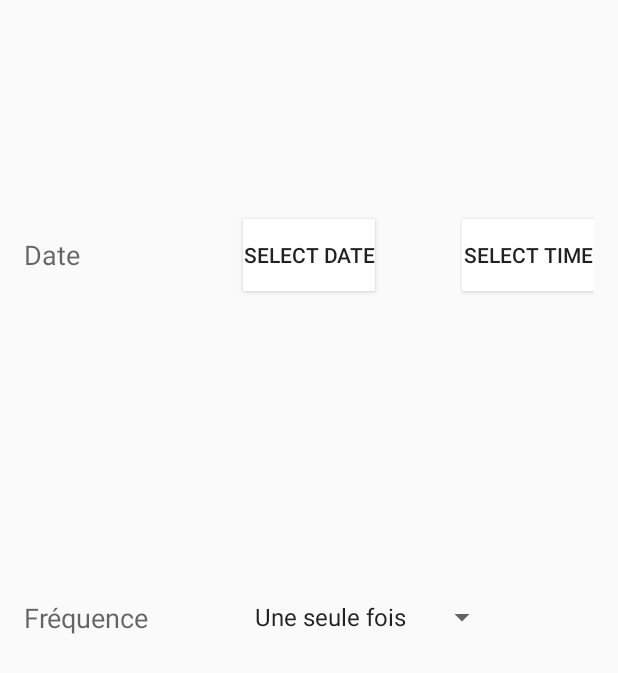
After one commit to NicoDzcl/ShopTic, an Android app: the NotifierActivity screen opened directly, with no data from a screen before it, on a phone screen of 412 x 824 dp. The commit adds this screen. Shown: the top 673 px of the screen. Run offline under Robolectric (Android 15) with nearby library versions, the phone set to English and light mode, and no system bars.

Commit message:
Date and time picker

```diff
--- /dev/null
+++ b/Courses/app/src/main/java/com/example/nicolas/shoptic/NotifierActivity.java
@@ -0,0 +1,89 @@
+package com.example.nicolas.shoptic;
+
+import android.app.DatePickerDialog;
+import android.app.TimePickerDialog;
+import android.os.Bundle;
+import android.support.v7.app.AppCompatActivity;
+import android.view.View;
+import android.widget.ArrayAdapter;
+import android.widget.Button;
+import android.widget.DatePicker;
+import android.widget.EditText;
+import android.widget.Spinner;
+import android.widget.TimePicker;
+
+import java.util.Calendar;
+
+public class NotifierActivity extends AppCompatActivity implements
+        View.OnClickListener {
+
+    Button btnDatePicker, btnTimePicker;
+    EditText txtDate, txtTime;
+    private int mYear, mMonth, mDay, mHour, mMinute;
+    private String array_spinner[];
+
+    @Override
+    protected void onCreate(Bundle savedInstanceState) {
+        super.onCreate(savedInstanceState);
+        setContentView(R.layout.notifier_activity);
+
+        btnDatePicker=(Button)findViewById(R.id.btn_date);
+        btnTimePicker=(Button)findViewById(R.id.btn_time);
+
+        btnDatePicker.setOnClickListener(this);
+        btnTimePicker.setOnClickListener(this);
+        array_spinner = new String[]{"Une seule fois", "Hebdomadaire", "Mensuelle", "Annuelle"};
+        Spinner s = (Spinner) findViewById(R.id.spinner);
+        ArrayAdapter adapter = new ArrayAdapter(this,
+                android.R.layout.simple_spinner_item, array_spinner);
+        s.setAdapter(adapter);
+
+    }
+
+    @Override
+    public void onClick(View v) {
+
+        if (v == btnDatePicker) {
+
+            // Get Current Date
+            final Calendar c = Calendar.getInstance();
+            mYear = c.get(Calendar.YEAR);
+            mMonth = c.get(Calendar.MONTH);
+            mDay = c.get(Calendar.DAY_OF_MONTH);
+
+
+            DatePickerDialog datePickerDialog = new DatePickerDialog(this,
+                    new DatePickerDialog.OnDateSetListener() {
+
+                        @Override
+                        public void onDateSet(DatePicker view, int year,
+                                              int monthOfYear, int dayOfMonth) {
+
+                            btnDatePicker.setText(dayOfMonth + "-" + (monthOfYear + 1) + "-" + year);
+
+                        }
+                    }, mYear, mMonth, mDay);
+            datePickerDialog.show();
+        }
+        if (v == btnTimePicker) {
+
+            // Get Current Time
+            final Calendar c = Calendar.getInstance();
+            mHour = c.get(Calendar.HOUR_OF_DAY);
+            mMinute = c.get(Calendar.MINUTE);
+
+            // Launch Time Picker Dialog
+            TimePickerDialog timePickerDialog = new TimePickerDialog(this,
+                    new TimePickerDialog.OnTimeSetListener() {
+
+                        @Override
+                        public void onTimeSet(TimePicker view, int hourOfDay,
+                                              int minute) {
+
+                            btnTimePicker.setText(hourOfDay + ":" + minute);
+                        }
+                    }, mHour, mMinute, false);
+            timePickerDialog.show();
+        }
+    }
+}
--- /dev/null
+++ b/Courses/app/src/main/res/layout/notifier_activity.xml
@@ -0,0 +1,54 @@
+<RelativeLayout xmlns:android="http://schemas.android.com/apk/res/android"
+    xmlns:tools="http://schemas.android.com/tools" android:layout_width="match_parent"
+    android:layout_height="match_parent" android:paddingLeft="@dimen/activity_horizontal_margin"
+    android:paddingRight="@dimen/activity_horizontal_margin"
+    android:paddingTop="@dimen/activity_vertical_margin"
+    android:paddingBottom="@dimen/activity_vertical_margin" tools:context=".MainActivity">
+
+    <Button
+        android:layout_width="wrap_content"
+        android:layout_height="wrap_content"
+        android:text="SELECT DATE"
+        android:id="@+id/btn_date"
+        android:layout_marginTop="130dp"
+        android:layout_alignParentTop="true"
+        android:layout_centerHorizontal="true"
+        android:background="#ffffff" />
+
+    <Button
+        android:layout_width="wrap_content"
+        android:layout_height="wrap_content"
+        android:text="SELECT TIME"
+        android:id="@+id/btn_time"
+        android:layout_alignTop="@+id/btn_date"
+        android:layout_alignParentEnd="true"
+        android:background="#ffffff" />
+
+    <TextView
+        android:layout_width="wrap_content"
+        android:layout_height="wrap_content"
+        android:textAppearance="?android:attr/textAppearanceMedium"
+        android:text="Date"
+        android:id="@+id/textView2"
+        android:layout_alignTop="@+id/btn_date"
+        android:layout_alignParentStart="true"
+        android:layout_alignBottom="@+id/btn_date"
+        android:gravity="center_vertical|center" />
+
+    <TextView
+        android:layout_width="wrap_content"
+        android:layout_height="wrap_content"
+        android:textAppearance="?android:attr/textAppearanceMedium"
+        android:text="Fréquence"
+        android:id="@+id/textView3"
+        android:layout_centerVertical="true"
+        android:layout_alignParentStart="true" />
+
+    <Spinner
+        android:layout_width="wrap_content"
+        android:layout_height="wrap_content"
+        android:id="@+id/spinner"
+        android:layout_alignTop="@+id/textView3"
+        android:layout_alignStart="@+id/btn_date" />
+
+</RelativeLayout>
```
Also changed, not shown: Courses/app/src/main/AndroidManifest.xml (+9 -0 lines), Courses/app/src/main/java/com/example/nicolas/shoptic/ListAdapter.java (+20 -3 lines).
